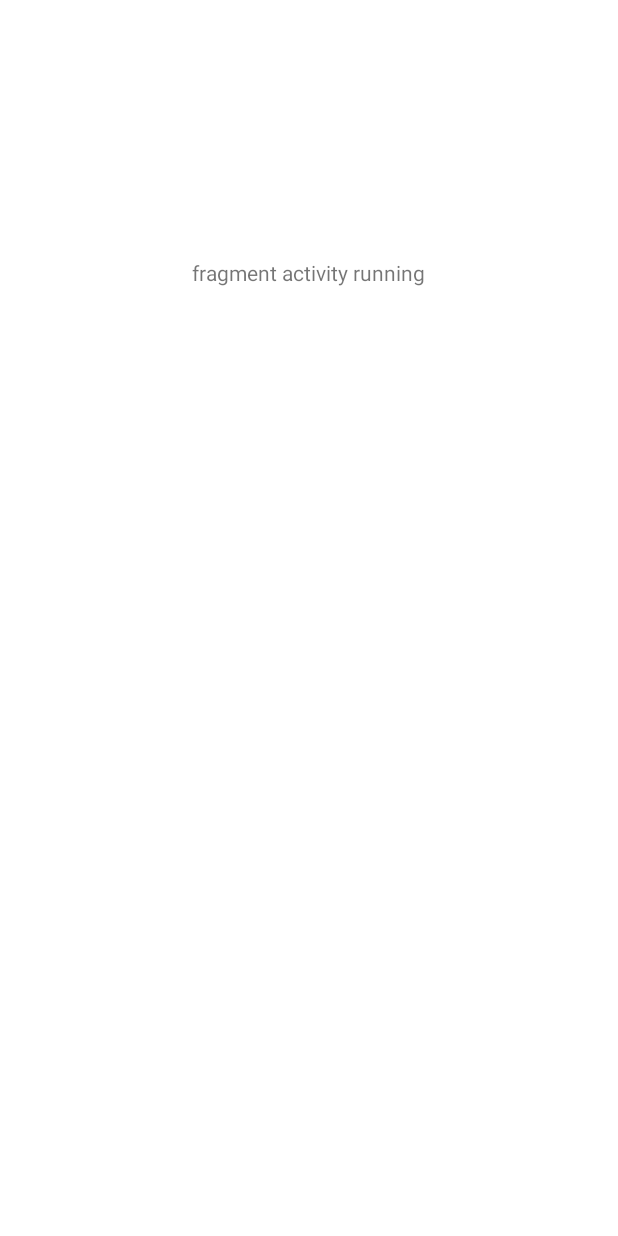
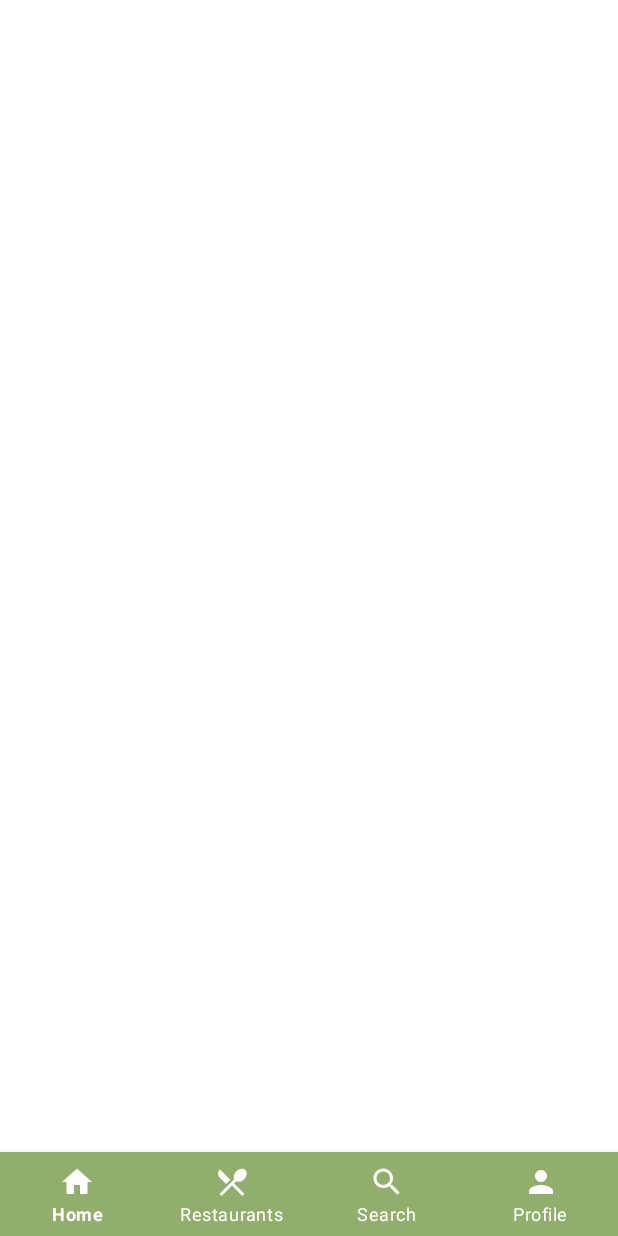
Before and after one commit to Juandr0/Fooddelivery, an Android app: the screen it shows after launch (FragmentMenuActivity), on a phone screen of 412 x 824 dp. Before the commit the screen is almost empty. Run offline under Robolectric (Android 15) with nearby library versions, the phone set to English and light mode, and no system bars.

Commit message:
added navbar and changed theme color to match it

```diff
--- /dev/null
+++ b/app/src/main/res/drawable/ic_home_black.xml
@@ -0,0 +1,5 @@
+<vector android:height="24dp" android:tint="#000000"
+    android:viewportHeight="24" android:viewportWidth="24"
+    android:width="24dp" xmlns:android="http://schemas.android.com/apk/res/android">
+    <path android:fillColor="@android:color/white" android:pathData="M10,20v-6h4v6h5v-8h3L12,3 2,12h3v8z"/>
+</vector>
--- /dev/null
+++ b/app/src/main/res/drawable/ic_profile_black.xml
@@ -0,0 +1,5 @@
+<vector android:height="24dp" android:tint="#000000"
+    android:viewportHeight="24" android:viewportWidth="24"
+    android:width="24dp" xmlns:android="http://schemas.android.com/apk/res/android">
+    <path android:fillColor="@android:color/white" android:pathData="M12,12c2.21,0 4,-1.79 4,-4s-1.79,-4 -4,-4 -4,1.79 -4,4 1.79,4 4,4zM12,14c-2.67,0 -8,1.34 -8,4v2h16v-2c0,-2.66 -5.33,-4 -8,-4z"/>
+</vector>
--- /dev/null
+++ b/app/src/main/res/drawable/ic_restaurant_black.xml
@@ -0,0 +1,5 @@
+<vector android:height="24dp" android:tint="#000000"
+    android:viewportHeight="24" android:viewportWidth="24"
+    android:width="24dp" xmlns:android="http://schemas.android.com/apk/res/android">
+    <path android:fillColor="@android:color/white" android:pathData="M8.1,13.34l2.83,-2.83L3.91,3.5c-1.56,1.56 -1.56,4.09 0,5.66l4.19,4.18zM14.88,11.53c1.53,0.71 3.68,0.21 5.27,-1.38 1.91,-1.91 2.28,-4.65 0.81,-6.12 -1.46,-1.46 -4.2,-1.1 -6.12,0.81 -1.59,1.59 -2.09,3.74 -1.38,5.27L3.7,19.87l1.41,1.41L12,14.41l6.88,6.88 1.41,-1.41L13.41,13l1.47,-1.47z"/>
+</vector>
--- /dev/null
+++ b/app/src/main/res/drawable/ic_search_black.xml
@@ -0,0 +1,5 @@
+<vector android:height="24dp" android:tint="#000000"
+    android:viewportHeight="24" android:viewportWidth="24"
+    android:width="24dp" xmlns:android="http://schemas.android.com/apk/res/android">
+    <path android:fillColor="@android:color/white" android:pathData="M15.5,14h-0.79l-0.28,-0.27C15.41,12.59 16,11.11 16,9.5 16,5.91 13.09,3 9.5,3S3,5.91 3,9.5 5.91,16 9.5,16c1.61,0 3.09,-0.59 4.23,-1.57l0.27,0.28v0.79l5,4.99L20.49,19l-4.99,-5zM9.5,14C7.01,14 5,11.99 5,9.5S7.01,5 9.5,5 14,7.01 14,9.5 11.99,14 9.5,14z"/>
+</vector>
--- a/app/src/main/res/layout/activity_fragment_menu.xml
+++ b/app/src/main/res/layout/activity_fragment_menu.xml
@@ -6,14 +6,26 @@
     android:layout_height="match_parent"
     tools:context=".FragmentMenuActivity">
 
-    <TextView
-        android:id="@+id/textView"
-        android:layout_width="wrap_content"
+    <com.google.android.material.bottomnavigation.BottomNavigationView
+        android:id="@+id/navigationbar"
+        android:layout_width="match_parent"
         android:layout_height="wrap_content"
-        android:layout_marginTop="172dp"
-        android:text="fragment activity running"
+        android:background="@color/woopwoop_green"
+        app:itemIconTint="@color/white"
+        app:itemTextColor="@color/white"
+        app:layout_constraintBottom_toBottomOf="parent"
+        app:layout_constraintHorizontal_bias="0.0"
+        app:layout_constraintLeft_toLeftOf="parent"
+        app:layout_constraintRight_toRightOf="parent"
+        app:labelVisibilityMode="labeled"
+        app:menu="@menu/menu" />
+
+    <FrameLayout
+        android:id="@+id/fragment_container"
+        android:layout_width="match_parent"
+        android:layout_height="0dp"
+        app:layout_constraintBottom_toTopOf="@+id/navigationbar"
         app:layout_constraintEnd_toEndOf="parent"
-        app:layout_constraintHorizontal_bias="0.498"
         app:layout_constraintStart_toStartOf="parent"
         app:layout_constraintTop_toTopOf="parent" />
 </androidx.constraintlayout.widget.ConstraintLayout>
--- /dev/null
+++ b/app/src/main/res/menu/menu.xml
@@ -0,0 +1,23 @@
+<?xml version="1.0" encoding="utf-8"?>
+<menu xmlns:android="http://schemas.android.com/apk/res/android">
+    <item
+        android:id="@+id/ic_home"
+        android:icon="@drawable/ic_home_black"
+        android:title="@string/home" />
+
+
+    <item
+        android:id="@+id/ic_restaurants"
+        android:icon="@drawable/ic_restaurant_black"
+        android:title="@string/restaurants" />
+
+    <item
+        android:id="@+id/ic_search"
+        android:icon="@drawable/ic_search_black"
+        android:title="@string/search" />
+
+    <item
+        android:id="@+id/profile"
+        android:icon="@drawable/ic_profile_black"
+        android:title="@string/profile" />
+</menu>
--- a/app/src/main/res/values/colors.xml
+++ b/app/src/main/res/values/colors.xml
@@ -7,4 +7,6 @@
     <color name="teal_700">#FF018786</color>
     <color name="black">#FF000000</color>
     <color name="white">#FFFFFFFF</color>
+    <color name="navbarbackground_gray">#FFf2f2f2</color>
+    <color name="woopwoop_green">#FF91ae6c</color>
 </resources>
--- a/app/src/main/res/values/strings.xml
+++ b/app/src/main/res/values/strings.xml
@@ -1,3 +1,7 @@
 <resources>
     <string name="app_name">fooddeliveryproject</string>
+    <string name="home">Home</string>
+    <string name="restaurants">Restaurants</string>
+    <string name="search">Search</string>
+    <string name="profile">Profile</string>
 </resources>
--- a/app/src/main/res/values/themes.xml
+++ b/app/src/main/res/values/themes.xml
@@ -3,7 +3,7 @@
     <style name="Theme.Fooddeliveryproject" parent="Theme.MaterialComponents.DayNight.NoActionBar">
         <!-- Primary brand color. -->
         <item name="colorPrimary">@color/purple_500</item>
-        <item name="colorPrimaryVariant">@color/purple_700</item>
+        <item name="colorPrimaryVariant">@color/woopwoop_green</item>
         <item name="colorOnPrimary">@color/white</item>
         <!-- Secondary brand color. -->
         <item name="colorSecondary">@color/teal_200</item>
```
